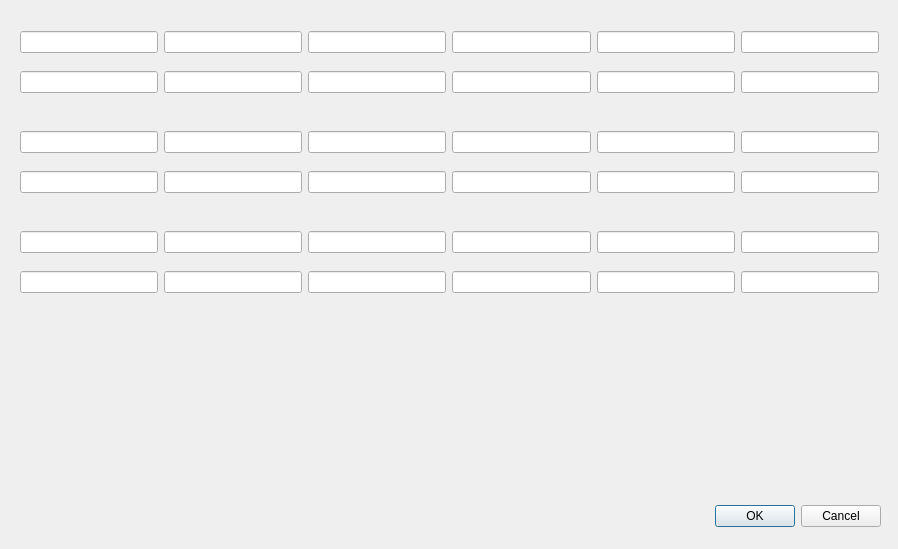
plainoldprogrammer/pos, file foodmenuwindow.ui: the form before one commit.
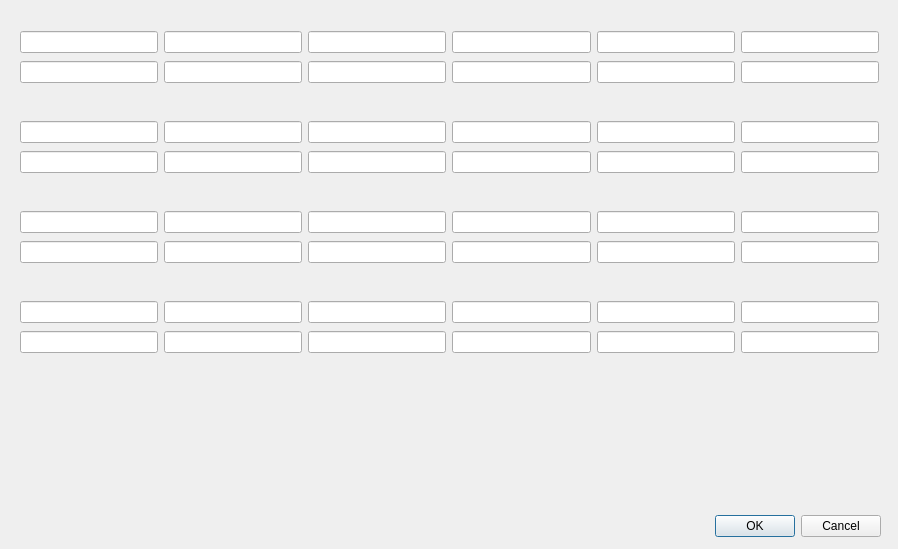
The form after the commit.

Commit message: adding more line edits to represent the fourth line on the food menu

What changed in the file:
```diff
--- a/foodmenuwindow.ui
+++ b/foodmenuwindow.ui
@@ -17,7 +17,7 @@
    <property name="geometry">
     <rect>
      <x>540</x>
-     <y>500</y>
+     <y>510</y>
      <width>341</width>
      <height>32</height>
     </rect>
@@ -63,7 +63,7 @@
    <property name="geometry">
     <rect>
      <x>20</x>
-     <y>70</y>
+     <y>60</y>
      <width>859</width>
      <height>24</height>
     </rect>
@@ -93,7 +93,7 @@
    <property name="geometry">
     <rect>
      <x>20</x>
-     <y>130</y>
+     <y>120</y>
      <width>859</width>
      <height>24</height>
     </rect>
@@ -123,7 +123,7 @@
    <property name="geometry">
     <rect>
      <x>20</x>
-     <y>170</y>
+     <y>150</y>
      <width>859</width>
      <height>24</height>
     </rect>
@@ -149,11 +149,11 @@
     </item>
    </layout>
   </widget>
-  <widget class="QWidget" name="">
+  <widget class="QWidget" name="layoutWidget">
    <property name="geometry">
     <rect>
      <x>20</x>
-     <y>230</y>
+     <y>210</y>
      <width>859</width>
      <height>24</height>
     </rect>
@@ -179,11 +179,11 @@
     </item>
    </layout>
   </widget>
-  <widget class="QWidget" name="">
+  <widget class="QWidget" name="layoutWidget">
    <property name="geometry">
     <rect>
      <x>20</x>
-     <y>270</y>
+     <y>240</y>
      <width>859</width>
      <height>24</height>
     </rect>
@@ -209,6 +209,66 @@
     </item>
    </layout>
   </widget>
+  <widget class="QWidget" name="">
+   <property name="geometry">
+    <rect>
+     <x>20</x>
+     <y>300</y>
+     <width>859</width>
+     <height>24</height>
+    </rect>
+   </property>
+   <layout class="QHBoxLayout" name="horizontalLayout_7">
+    <item>
+     <widget class="QLineEdit" name="lineEdit_37"/>
+    </item>
+    <item>
+     <widget class="QLineEdit" name="lineEdit_38"/>
+    </item>
+    <item>
+     <widget class="QLineEdit" name="lineEdit_39"/>
+    </item>
+    <item>
+     <widget class="QLineEdit" name="lineEdit_40"/>
+    </item>
+    <item>
+     <widget class="QLineEdit" name="lineEdit_41"/>
+    </item>
+    <item>
+     <widget class="QLineEdit" name="lineEdit_42"/>
+    </item>
+   </layout>
+  </widget>
+  <widget class="QWidget" name="">
+   <property name="geometry">
+    <rect>
+     <x>20</x>
+     <y>330</y>
+     <width>859</width>
+     <height>24</height>
+    </rect>
+   </property>
+   <layout class="QHBoxLayout" name="horizontalLayout_8">
+    <item>
+     <widget class="QLineEdit" name="lineEdit_43"/>
+    </item>
+    <item>
+     <widget class="QLineEdit" name="lineEdit_44"/>
+    </item>
+    <item>
+     <widget class="QLineEdit" name="lineEdit_45"/>
+    </item>
+    <item>
+     <widget class="QLineEdit" name="lineEdit_46"/>
+    </item>
+    <item>
+     <widget class="QLineEdit" name="lineEdit_47"/>
+    </item>
+    <item>
+     <widget class="QLineEdit" name="lineEdit_48"/>
+    </item>
+   </layout>
+  </widget>
  </widget>
  <resources/>
  <connections>
```
The commit also changes 1 other file.
